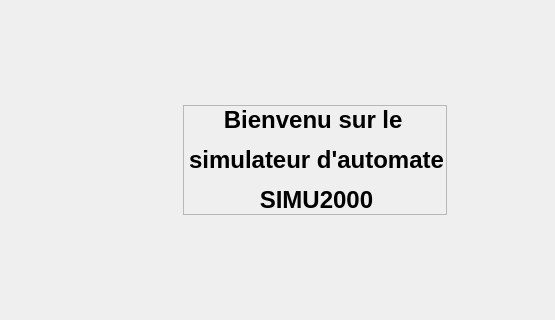
Before: the Qt Designer form menuprincipale_2.ui in lmabille/LO21---Printemps-2021---Projet-Cellulut, drawn with Qt 5; both pictures show x 0 to 555 and y 0 to 320 of the 643 by 492 pixel window.
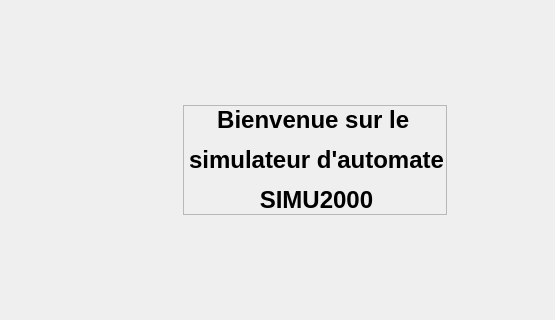
After: the same form once the commit is applied.

Patch:
```diff
--- a/menuprincipale_2.ui
+++ b/menuprincipale_2.ui
@@ -94,7 +94,7 @@
        <enum>QFrame::StyledPanel</enum>
       </property>
       <property name="text">
-       <string>&lt;html&gt;&lt;head/&gt;&lt;body&gt;&lt;p align=&quot;center&quot;&gt;&lt;span style=&quot; font-size:18pt;&quot;&gt;Bienvenu sur le &lt;/span&gt;&lt;/p&gt;&lt;p align=&quot;center&quot;&gt;&lt;span style=&quot; font-size:18pt;&quot;&gt;simulateur d'automate&lt;/span&gt;&lt;/p&gt;&lt;p align=&quot;center&quot;&gt;&lt;span style=&quot; font-size:18pt;&quot;&gt; SIMU2000&lt;/span&gt;&lt;/p&gt;&lt;/body&gt;&lt;/html&gt;</string>
+       <string>&lt;html&gt;&lt;head/&gt;&lt;body&gt;&lt;p align=&quot;center&quot;&gt;&lt;span style=&quot; font-size:18pt;&quot;&gt;Bienvenue sur le &lt;/span&gt;&lt;/p&gt;&lt;p align=&quot;center&quot;&gt;&lt;span style=&quot; font-size:18pt;&quot;&gt;simulateur d'automate&lt;/span&gt;&lt;/p&gt;&lt;p align=&quot;center&quot;&gt;&lt;span style=&quot; font-size:18pt;&quot;&gt;SIMU2000&lt;/span&gt;&lt;/p&gt;&lt;/body&gt;&lt;/html&gt;</string>
       </property>
       <property name="indent">
        <number>-1</number>
```
